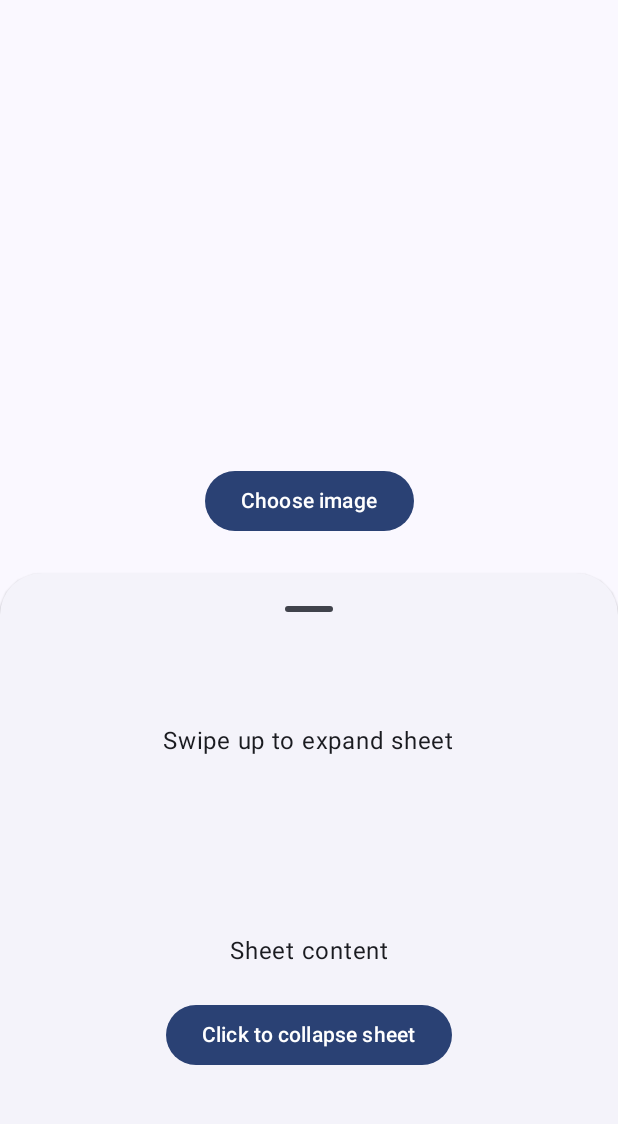
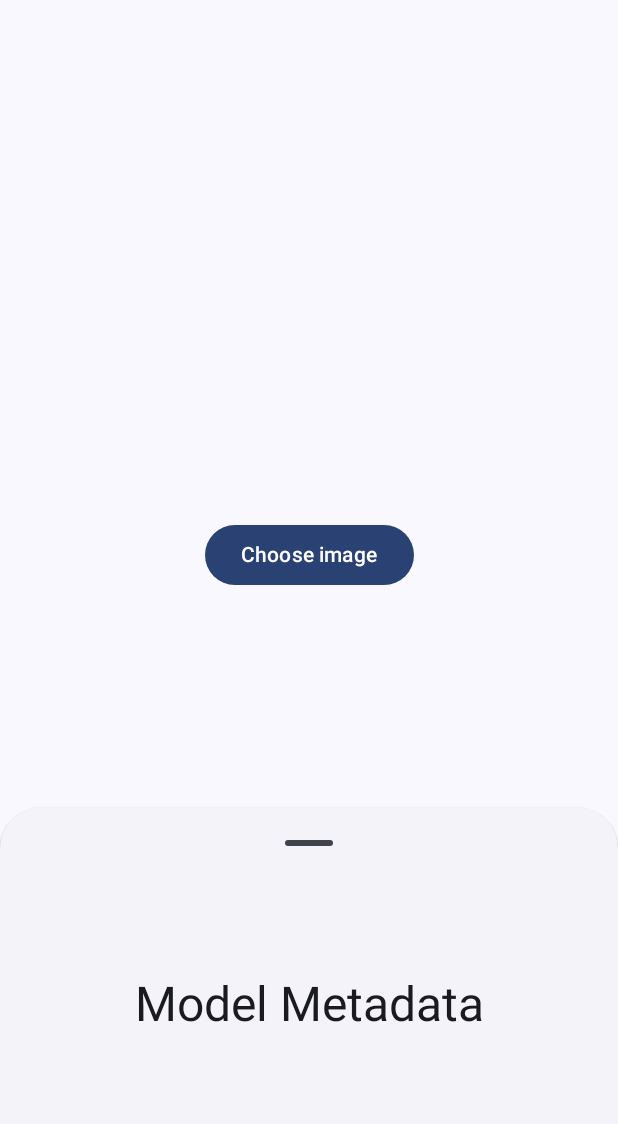
Before and after one commit to VaishakNair/AI-Portrait, an Android app built with Jetpack Compose: the screen it shows after launch (MainActivity), after a tap on an icon or button, on a phone screen of 412 x 824 dp, the part 69-1193 px from its top. Run offline under Robolectric (Android 15) with nearby library versions, the phone set to English and light mode, and no system bars; libraries missing offline, so code that uses them is left out: org.tensorflow.lite; network calls fail; 2 statements that could not run were skipped.

```diff
--- a/app/src/main/java/in/v89bhp/imagesegmenter/ImageSegmenter.kt
+++ b/app/src/main/java/in/v89bhp/imagesegmenter/ImageSegmenter.kt
@@ -18,7 +18,7 @@ import androidx.compose.foundation.verticalScroll
 import androidx.compose.material3.BottomSheetScaffold
 import androidx.compose.material3.Button
 import androidx.compose.material3.ExperimentalMaterial3Api
-import androidx.compose.material3.Scaffold
+import androidx.compose.material3.MaterialTheme
 import androidx.compose.material3.Text
 import androidx.compose.material3.TopAppBar
 import androidx.compose.material3.rememberBottomSheetScaffoldState
@@ -46,36 +46,32 @@ fun ImageSegmenter(
 
     LaunchedEffect(key1 = true) {
         viewModel.initializeImageSegmentationHelper(context)
+        viewModel.loadModelMetadata(context)
     }
 
     BottomSheetScaffold(
 
         scaffoldState = scaffoldState,
-        sheetPeekHeight = 128.dp,
+//        sheetPeekHeight = 128.dp,
         sheetContent = {
-            Box(
-                Modifier
-                    .fillMaxWidth()
-                    .height(128.dp),
-                contentAlignment = Alignment.Center
-            ) {
-                Text("Swipe up to expand sheet")
-            }
+//            Box(
+//                Modifier
+//                    .fillMaxWidth()
+//                    .height(128.dp),
+//                contentAlignment = Alignment.Center
+//            ) {
+//                Text("Swipe up to expand sheet")
+//            }
             Column(
                 Modifier
                     .fillMaxWidth()
-                    .padding(64.dp),
+                    .padding(64.dp)
+                    .verticalScroll(rememberScrollState()),
                 horizontalAlignment = Alignment.CenterHorizontally
             ) {
-                Text("Sheet content")
-                Spacer(Modifier.height(20.dp))
-                Button(
-                    onClick = {
-                        scope.launch { scaffoldState.bottomSheetState.partialExpand() }
-                    }
-                ) {
-                    Text("Click to collapse sheet")
-                }
+                Text(text = stringResource(R.string.model_metadata),
+                style = MaterialTheme.typography.headlineLarge)
+                Text(viewModel.modelMetadata)
             }
         },
         topBar = {
--- a/app/src/main/java/in/v89bhp/imagesegmenter/ImageSegmenterViewModel.kt
+++ b/app/src/main/java/in/v89bhp/imagesegmenter/ImageSegmenterViewModel.kt
@@ -1,6 +1,5 @@
 package `in`.v89bhp.imagesegmenter
 
-import android.R.attr.bitmap
 import android.content.Context
 import android.content.res.AssetManager
 import android.graphics.Bitmap
@@ -28,6 +27,8 @@ import kotlinx.coroutines.withContext
 import org.tensorflow.lite.support.image.ImageProcessor
 import org.tensorflow.lite.support.image.TensorImage
 import org.tensorflow.lite.support.image.ops.ResizeOp
+import org.tensorflow.lite.support.metadata.MetadataExtractor
+import java.nio.ByteBuffer
 
 
 class ImageSegmenterViewModel(
@@ -48,8 +49,6 @@ class ImageSegmenterViewModel(
 
     var backgroundRemoved by mutableStateOf(false)
 
-    var outputImageBitmap: ImageBitmap? by mutableStateOf(null)
-
     var imageConfiguration = ""
 
     var imageSize = ""
@@ -57,9 +56,46 @@ class ImageSegmenterViewModel(
     var colorSpace = ""
 
 
+    var modelMetadata by mutableStateOf("")
+
+    fun loadModelMetadata(context: Context) {
+        val assetManager: AssetManager = context.assets
+        val metadataByteBuffer = ByteBuffer.wrap(assetManager.open("deeplabv3_1.tflite").use {
+            it.readBytes()
+        })
+
+        val metadataExtractor = MetadataExtractor(metadataByteBuffer)
+
+        val metadataStringBuilder = StringBuilder()
+
+        with(metadataExtractor) {
+            with(metadataStringBuilder) {
+                appendLine("Has metadata? ${hasMetadata()}")
+
+                appendLine("Input tensor count: $inputTensorCount")
+                appendLine("Input tensor description: ${getInputTensorMetadata(0)?.description()}")
+                appendLine("Input tensor shape: ${getInputTensorShape(0).joinToString(separator = " x ") { it.toString() }}")
+                appendLine("Input tensor quantization parameters: Scale: ${getInputTensorQuantizationParams(0).scale} Zero point: ${getInputTensorQuantizationParams(0).zeroPoint}")
+                appendLine("Input tensor dimension names length: ${getInputTensorMetadata(0)?.dimensionNamesLength()}")
+
+
+                appendLine("Output tensor count: $outputTensorCount")
+                appendLine("Output tensor description: ${getOutputTensorMetadata(0)?.description()}")
+                appendLine("Output tensor shape: ${getOutputTensorShape(0).joinToString(separator = " x ") { it.toString() }}")
+                appendLine("Output tensor quantization parameters: Scale: ${getOutputTensorQuantizationParams(0).scale} Zero point: ${getOutputTensorQuantizationParams(0).zeroPoint}")
+                appendLine("Output tensor dimension names length: ${getOutputTensorMetadata(0)?.dimensionNamesLength()}")
+                appendLine("Output tensor dimension names vector: ${getOutputTensorMetadata(0)?.dimensionNamesVector()}")
+            }
+
+        }
+
+        modelMetadata = metadataStringBuilder.toString()
+    }
+
     fun getImageBitmap(context: Context): ImageBitmap {
         if (imageBitmap == null) {
             val assetManager: AssetManager = context.assets
+
 
             imageBitmap = assetManager.open("sample_images/pp.jpg").use {
                 BitmapFactory.decodeStream(it).asImageBitmap()
@@ -83,7 +119,8 @@ class ImageSegmenterViewModel(
         loadingImage = true
         val source: ImageDecoder.Source =
             ImageDecoder.createSource(context.contentResolver, imageUri)
-        imageBitmap = ImageDecoder.decodeBitmap(source).let { bitmap -> // Convert to ARGB_8888 format:
+        imageBitmap =
+            ImageDecoder.decodeBitmap(source).let { bitmap -> // Convert to ARGB_8888 format:
                 bitmap.copy(Bitmap.Config.ARGB_8888, false)
             }.asImageBitmap().also {
                 imageConfiguration = it.config.toString()
--- a/app/src/main/java/in/v89bhp/imagesegmenter/helpers/ImageSegmentationHelper.kt
+++ b/app/src/main/java/in/v89bhp/imagesegmenter/helpers/ImageSegmentationHelper.kt
@@ -126,6 +126,7 @@ class ImageSegmentationHelper(
             val imageProcessor =
                 ImageProcessor.Builder()
                     .add(Rot90Op(-imageRotation / 90))
+
                     .build()
 
             // Preprocess the image and convert it into a TensorImage for segmentation.
--- a/app/src/main/res/values/strings.xml
+++ b/app/src/main/res/values/strings.xml
@@ -48,5 +48,6 @@
     <string name="choose_image">Choose image</string>
     <string name="loading_image">Loading image…</string>
     <string name="save">Save</string>
+    <string name="model_metadata">Model Metadata</string>
 
 </resources>
```
Lines whose indentation alone changed are shown as unchanged.
